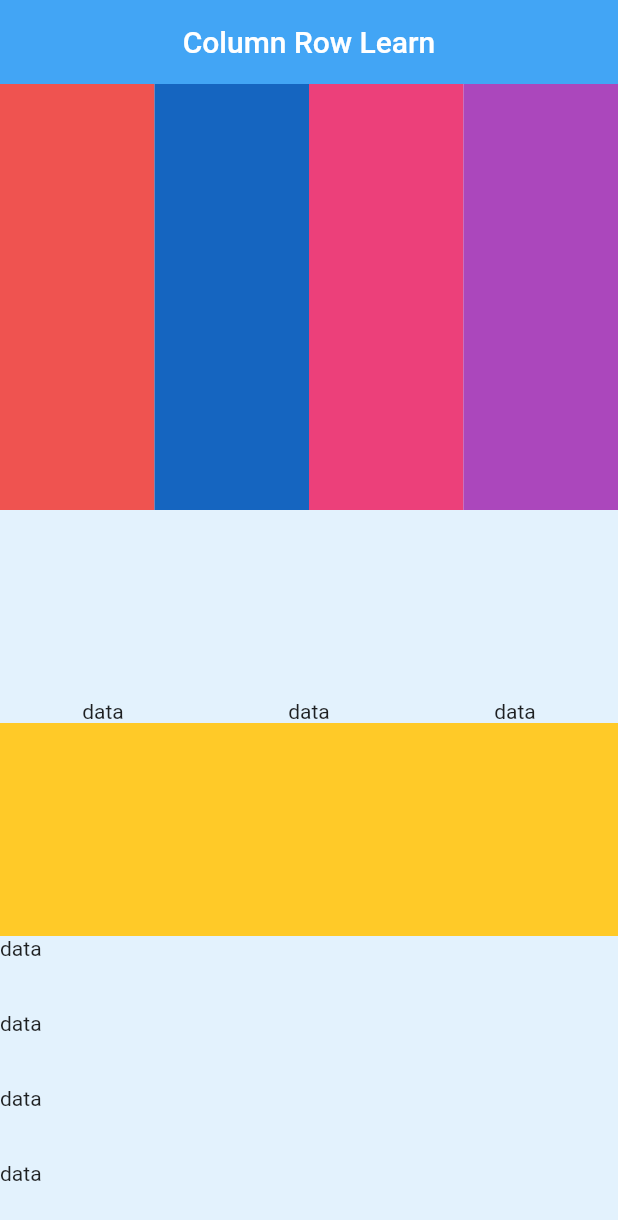
After one commit to yusufcanstr/Flutter-101, a Flutter app: the screen it shows after launch, on a phone screen of 412 x 824 dp. The commit adds this screen. Shown: the top 1220 px of the screen. Run offline on Flutter 3.47's test engine with Material 2 defaults, Android fonts, the phone set to English and light mode, and no system bars.

Commit message:
column row learn

```diff
--- /dev/null
+++ b/lib/101/column_row_learn.dart
@@ -0,0 +1,102 @@
+import 'package:flutter/material.dart';
+
+class ColumnRowLearn extends StatelessWidget {
+  const ColumnRowLearn({super.key});
+
+  @override
+  Widget build(BuildContext context) {
+    return Scaffold(
+      backgroundColor: Colors.blue.shade50,
+      appBar: AppBar(
+        backgroundColor: Colors.blue.shade400,
+        title: Text(
+          "Column Row Learn",
+          style: Theme.of(context)
+              .textTheme
+              .headline6
+              ?.copyWith(color: Colors.white),
+        ),
+      ),
+      body: Column(
+        children: [
+          Expanded(
+              flex: 4,
+              child: Row(
+                children: [
+                  Expanded(
+                      flex: 1,
+                      child: Container(
+                        color: Colors.red.shade400,
+                      )),
+                  Expanded(
+                      flex: 1,
+                      child: Container(
+                        color: Colors.blue.shade800,
+                      )),
+                  Expanded(
+                      flex: 1,
+                      child: Container(
+                        color: Colors.pink.shade400,
+                      )),
+                  Expanded(
+                      flex: 1,
+                      child: Container(
+                        color: Colors.purple.shade400,
+                      )),
+                ],
+              )),
+          Expanded(
+              flex: 2,
+              child: Row(
+                mainAxisAlignment: MainAxisAlignment.spaceAround,
+                crossAxisAlignment: CrossAxisAlignment.end,
+                children: const [Text("data"), Text("data"), Text("data")],
+              )),
+          Expanded(
+              flex: 2,
+              child: Container(
+                color: Colors.amber.shade400,
+              )),
+          SizedBox(
+            height: 200,
+            child: Row(
+              children: [
+                SizedBox(
+                    child: Column(
+                  children: const [
+                    Expanded(child: Text("data")),
+                    Expanded(child: Text("data")),
+                    Expanded(child: Text("data")),
+                    Expanded(child: Text("data")),
+                  ],
+                ))
+              ],
+            ),
+          )
+        ],
+      ),
+    );
+  }
+}
+
+class ProjectContainerSizes {
+  static const cardWeight = 200;
+}
+
+class TitleWidget extends StatelessWidget {
+  const TitleWidget({
+    Key? key,
+    required this.title,
+  }) : super(key: key);
+
+  final String title;
+
+  @override
+  Widget build(BuildContext context) {
+    return Text(
+      title,
+      style:
+          Theme.of(context).textTheme.headline5?.copyWith(color: Colors.black),
+    );
+  }
+}
--- a/lib/101/list_title_learn.dart
+++ b/lib/101/list_title_learn.dart
@@ -6,7 +6,7 @@ class ListTileLearn extends StatelessWidget {
   @override
   Widget build(BuildContext context) {
     return Scaffold(
-      appBar: AppBar(),
+      appBar: AppBar(title: Text("List Title Learn"),),
       body: Padding(
         padding: const EdgeInsets.all(8.0),
         child: Column(children: [
--- a/lib/main.dart
+++ b/lib/main.dart
@@ -1,4 +1,5 @@
 import 'package:flutter/material.dart';
+import 'package:information_card/101/column_row_learn.dart';
 import 'package:information_card/101/list_title_learn.dart';
 
 void main() {
@@ -14,14 +15,14 @@ class MyApp extends StatelessWidget {
     return MaterialApp(
       title: 'Flutter Demo',
       debugShowCheckedModeBanner: false,
-      theme: ThemeData.dark().copyWith(
+      theme: ThemeData.light().copyWith(
           progressIndicatorTheme: ProgressIndicatorThemeData(color: Colors.red),
           appBarTheme: AppBarTheme(
             centerTitle: true,
             backgroundColor: Colors.transparent,
             elevation: 0,
           )),
-      home: const ListTileLearn(),
+      home: const ColumnRowLearn(),
     );
   }
 }
```
